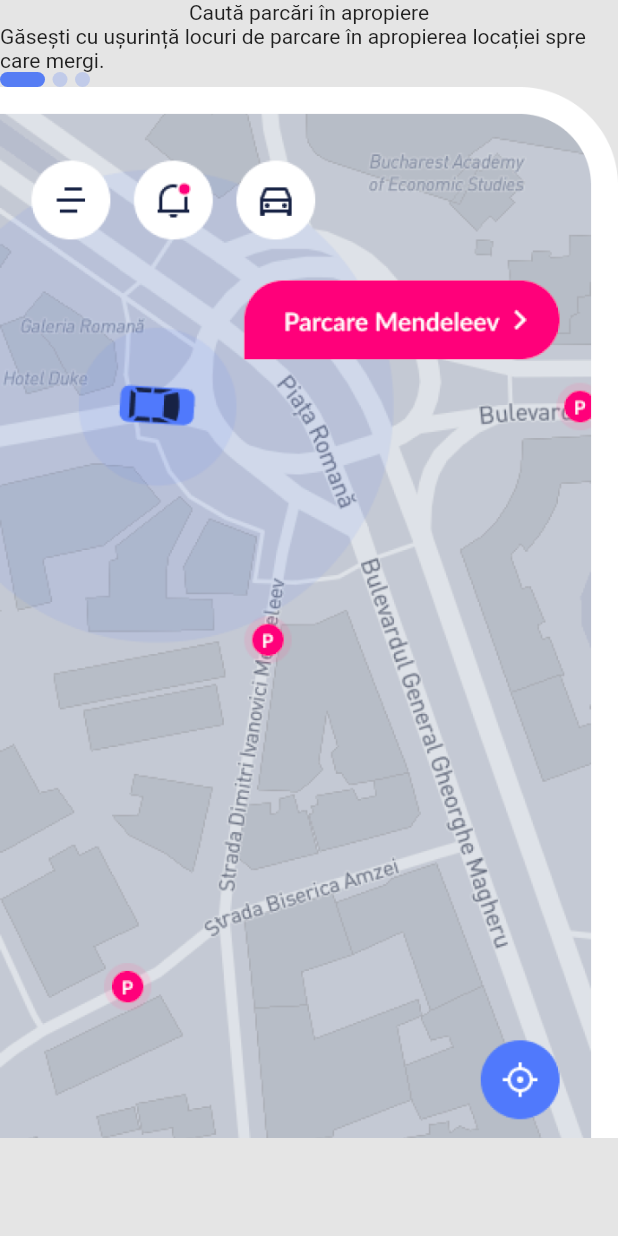
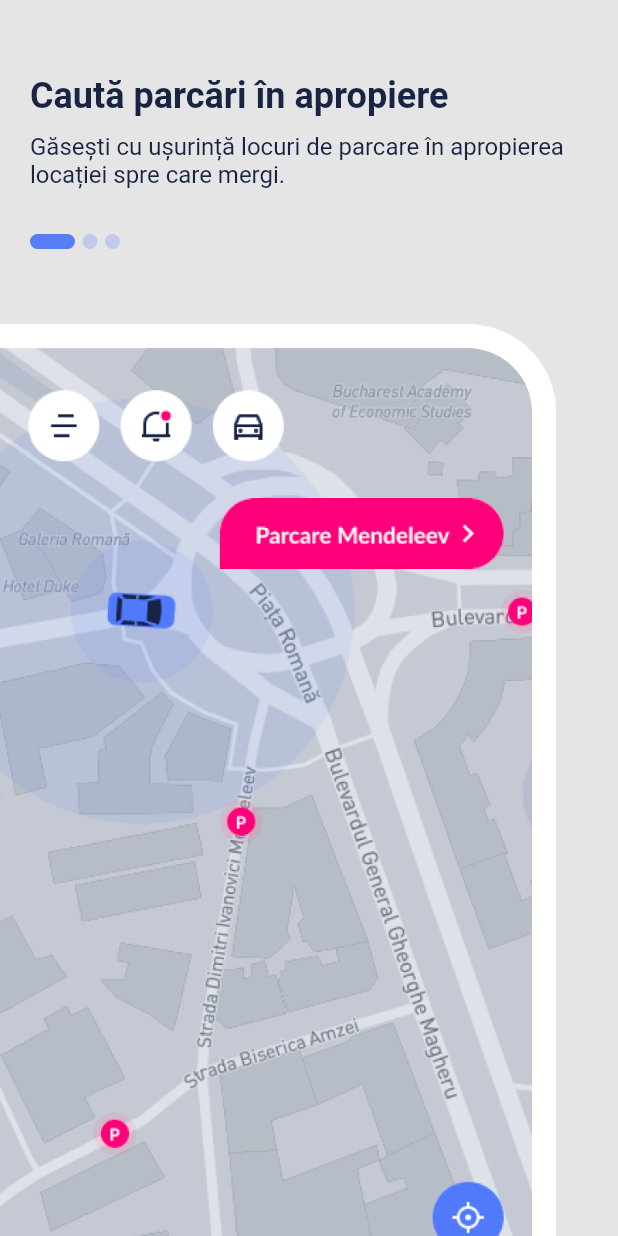
Before and after one commit to AlexBordei/parcati.ro, a Flutter app: the screen it shows after launch, on a phone screen of 412 x 824 dp. Run offline on Flutter 3.47's test engine with Material 2 defaults, Android fonts, the phone set to English and light mode, and no system bars; our stand-ins replace bloc, flutter_bloc.

Commit message:
Finishing slider.

```diff
--- a/lib/components/onboarding_slide_controller/onboarding_slide_controller.dart
+++ b/lib/components/onboarding_slide_controller/onboarding_slide_controller.dart
@@ -2,17 +2,49 @@
 
 import 'package:flutter/material.dart';
 import 'package:flutter_bloc/flutter_bloc.dart';
+
 import 'package:parcati_ro/components/onboarding_slide_controller/onboarding_slide_controller_cubit.dart';
 
+import '../../screens/onboarding_screen.dart';
+import '../../slider/slider_navigator.dart';
+
 class OnboardingSlideController extends StatelessWidget {
-  int elementsNo;
-  int activeElementIndex;
+  late final int elementsNo;
+  final List<Widget> sliderElements;
+  VoidCallback onFinish;
+  int activeElementIndex = 0;
 
   OnboardingSlideController({
     Key? key,
-    this.elementsNo = 0,
-    this.activeElementIndex = 0,
-  }) : super(key: key);
+    required this.sliderElements,
+    required this.onFinish,
+  }) {
+    elementsNo = sliderElements.length;
+
+    for (var element in sliderElements) {
+      updateSliderNavigator(element);
+    }
+  }
+
+  bool updateSliderNavigator(Object widget) {
+    if (widget is SliderNavigator) {
+      widget.elementsNo = elementsNo;
+      widget.activeElementIndex = activeElementIndex;
+      return true;
+    } else if (widget is SingleChildRenderObjectWidget) {
+      if (widget.child != null) {
+        updateSliderNavigator(widget.child as Widget);
+      }
+    } else if (widget is MultiChildRenderObjectWidget) {
+      if (widget.children.isNotEmpty) {
+        for (var element in widget.children) {
+          updateSliderNavigator(element);
+        }
+      }
+    }
+
+    return false;
+  }
 
   @override
   Widget build(BuildContext context) {
@@ -20,54 +52,41 @@ class OnboardingSlideController extends StatelessWidget {
         .watch<OnboardingSlideControllerCubit>()
         .state
         .activeElementIndex;
-    return Container(
-      margin: const EdgeInsets.only(right: 5),
-      child: Row(children: renderOnboardingSlideControllerElements(context)),
-    );
-  }
 
-  List<Widget> renderOnboardingSlideControllerElements(BuildContext context) {
-    List<Widget> result = [];
+    for (var element in sliderElements) {
+      updateSliderNavigator(element);
+    }
 
-    for (int i = 0; i < elementsNo; i++) {
-      result.add(
-        InkWell(
-          onTap: () {
-            context.read<OnboardingSlideControllerCubit>().loadElement(i);
-          },
-          child: OnboardingSlideControllerElement(
-            isFirst: i == 0,
-            isActive: i == activeElementIndex,
+    return Stack(children: [
+      sliderElements[activeElementIndex],
+      Row(
+        children: [
+          SizedBox(
+            width: MediaQuery.of(context).size.width / 2,
+            height: MediaQuery.of(context).size.height,
+            child: GestureDetector(
+              onTap: () {
+                if (activeElementIndex > 0) {
+                  context.read<OnboardingSlideControllerCubit>().loadPrevious();
+                }
+              },
+            ),
           ),
-        ),
-      );
-    }
-    return result;
+          SizedBox(
+            width: MediaQuery.of(context).size.width / 2,
+            height: MediaQuery.of(context).size.height,
+            child: GestureDetector(
+              onTap: () {
+                if (activeElementIndex < elementsNo - 1) {
+                  context.read<OnboardingSlideControllerCubit>().loadNext();
+                } else {
+                  onFinish();
+                }
+              },
+            ),
+          ),
+        ],
+      )
+    ]);
   }
 }
-
-class OnboardingSlideControllerElement extends StatelessWidget {
-  final bool isActive;
-  final bool isFirst;
-
-  const OnboardingSlideControllerElement({
-    Key? key,
-    this.isActive = false,
-    this.isFirst = false,
-  }) : super(key: key);
-
-  @override
-  Widget build(BuildContext context) {
-    return Container(
-      margin: !isFirst ? const EdgeInsets.only(left: 5) : EdgeInsets.zero,
-      decoration: BoxDecoration(
-        borderRadius: BorderRadius.circular(5),
-        color: const Color(0xFF567DF4).withOpacity(
-          isActive ? 1 : 0.25,
-        ),
-      ),
-      width: isActive ? 30 : 10,
-      height: 10,
-    );
-  }
-}
--- a/lib/components/onboarding_slide_controller/onboarding_slide_controller_cubit.dart
+++ b/lib/components/onboarding_slide_controller/onboarding_slide_controller_cubit.dart
@@ -11,10 +11,17 @@ class OnboardingSlideControllerCubit
           OnboardingSlideControllerState(0),
         );
 
-  void loadNext() =>
-      emit(OnboardingSlideControllerState(state.activeElementIndex++));
-  void loadPrevious() =>
-      emit(OnboardingSlideControllerState(state.activeElementIndex--));
-  void loadElement(int elementIndex) => emit(
-      OnboardingSlideControllerState(state.activeElementIndex = elementIndex));
+  void loadNext() {
+    emit(OnboardingSlideControllerState(
+      ++state.activeElementIndex,
+    ));
+  }
+
+  void loadPrevious() => emit(OnboardingSlideControllerState(
+        --state.activeElementIndex,
+      ));
+
+  void loadElement(int elementIndex) => emit(OnboardingSlideControllerState(
+        state.activeElementIndex = elementIndex,
+      ));
 }
--- a/lib/main.dart
+++ b/lib/main.dart
@@ -8,7 +8,7 @@ void main() {
   runApp(MaterialApp(
     home: BlocProvider(
       create: (_) => OnboardingSlideControllerCubit(),
-      child: const OnboardingScreen(),
+      child: OnboardingScreen(),
     ),
   ));
 }
--- a/lib/screens/onboarding_screen.dart
+++ b/lib/screens/onboarding_screen.dart
@@ -1,9 +1,32 @@
+// ignore_for_file: public_member_api_docs, sort_constructors_first
 import 'package:flutter/material.dart';
 
 import '../components/onboarding_slide_controller/onboarding_slide_controller.dart';
+import '../slider/slider_navigator.dart';
 
 class OnboardingScreen extends StatelessWidget {
-  const OnboardingScreen({super.key});
+  OnboardingScreen({super.key});
+  List<Widget> sliderElements(BuildContext context) {
+    return [
+      renderSlide(
+        title: 'Caută parcări în apropiere',
+        description:
+            'Găsești cu ușurință locuri de parcare în apropierea locației spre care mergi.',
+        imageURL: 'assets/images/onboarding_1.png',
+      ),
+      renderSlide(
+        title: 'Parchezi și plătești simplu',
+        description: 'Simplu și ușor, parchezi și plătești în doar trei pași.',
+        imageURL: 'assets/images/onboarding_2.png',
+      ),
+      renderSlide(
+        title: 'Adaugă mai mult timp',
+        description:
+            'Oricând durata platită se apropie de final, poti extinde cu ușurință timpul rezervat.',
+        imageURL: 'assets/images/onboarding_3.png',
+      ),
+    ];
+  }
 
   @override
   Widget build(BuildContext context) {
@@ -15,18 +38,64 @@ class OnboardingScreen extends StatelessWidget {
       body: SafeArea(
           child: SingleChildScrollView(
         physics: const NeverScrollableScrollPhysics(),
-        child: Column(
-          children: [
-            const Text('Caută parcări în apropiere'),
-            const Text(
-                'Găsești cu ușurință locuri de parcare în apropierea locației spre care mergi.'),
-            OnboardingSlideController(
-              elementsNo: 3,
-            ),
-            Image.asset('assets/images/onboarding_1.png'),
-          ],
+        child: OnboardingSlideController(
+          sliderElements: sliderElements(context),
+          onFinish: () {
+            print('navigate to other screen');
+          },
         ),
       )),
     );
   }
 }
+
+Widget renderSlide(
+    {String title = '', String description = '', String imageURL = ''}) {
+  return Column(
+    children: [
+      Padding(
+        padding: const EdgeInsets.symmetric(vertical: 50, horizontal: 20),
+        child: Column(
+          children: [
+            Align(
+              alignment: Alignment.centerLeft,
+              child: Text(
+                title,
+                style: const TextStyle(
+                  color: Color(0xFF192342),
+                  fontSize: 24,
+                  fontWeight: FontWeight.bold,
+                ),
+              ),
+            ),
+            const SizedBox(
+              height: 10,
+            ),
+            Text(
+              description,
+              style: const TextStyle(
+                color: Color(0xFF192342),
+                fontSize: 16,
+                fontWeight: FontWeight.w400,
+              ),
+            ),
+            const SizedBox(
+              height: 30,
+            ),
+            SliderNavigator(),
+          ],
+        ),
+      ),
+      Align(
+        alignment: Alignment.centerLeft,
+        child: FractionallySizedBox(
+          widthFactor: 0.9,
+          child: Image.asset(
+            imageURL,
+            // width: MediaQuery.of(context).size.width * 90 / 100,
+          ),
+        ),
+      ),
+    ],
+  );
+}
--- /dev/null
+++ b/lib/slider/slider_navigator.dart
@@ -0,0 +1,35 @@
+import 'package:flutter/material.dart';
+import 'slider_position_marker.dart';
+
+class SliderNavigator extends StatelessWidget {
+  int elementsNo = 0;
+  int activeElementIndex = 0;
+
+  SliderNavigator({
+    Key? key,
+  }) : super(key: key);
+
+  @override
+  Widget build(BuildContext context) {
+    return Row(
+      children: renderOnboardingSlideControllerElements(context),
+    );
+  }
+
+  List<Widget> renderOnboardingSlideControllerElements(BuildContext context) {
+    List<Widget> result = [];
+
+    for (int i = 0; i < elementsNo; i++) {
+      result.add(
+        InkWell(
+          onTap: () {},
+          child: SliderPositionMarker(
+            isFirst: i == 0,
+            isActive: i == activeElementIndex,
+          ),
+        ),
+      );
+    }
+    return result;
+  }
+}
--- /dev/null
+++ b/lib/slider/slider_position_marker.dart
@@ -0,0 +1,27 @@
+import 'package:flutter/material.dart';
+
+class SliderPositionMarker extends StatelessWidget {
+  final bool isActive;
+  final bool isFirst;
+
+  const SliderPositionMarker({
+    Key? key,
+    this.isActive = false,
+    this.isFirst = false,
+  }) : super(key: key);
+
+  @override
+  Widget build(BuildContext context) {
+    return Container(
+      margin: !isFirst ? const EdgeInsets.only(left: 5) : EdgeInsets.zero,
+      decoration: BoxDecoration(
+        borderRadius: BorderRadius.circular(5),
+        color: const Color(0xFF567DF4).withOpacity(
+          isActive ? 1 : 0.25,
+        ),
+      ),
+      width: isActive ? 30 : 10,
+      height: 10,
+    );
+  }
+}
```
